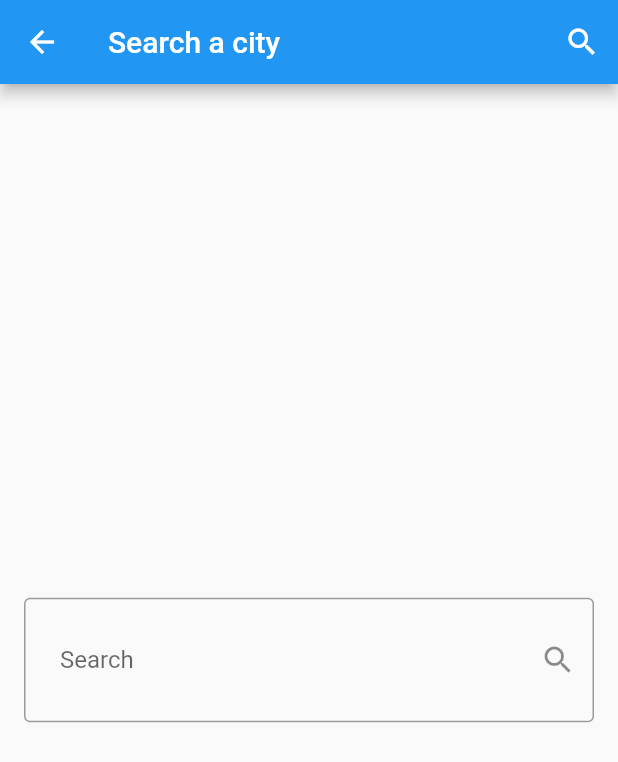
After one commit to MuhammedGhazi/weather_app, a Flutter app: the screen it shows after launch, after a tap on the "search" icon, on a phone screen of 412 x 824 dp. The commit adds this screen. Shown: the top 762 px of the screen. Run offline on Flutter 3.47's test engine with Material 2 defaults, Android fonts, the phone set to English and light mode, and no system bars.

Commit message:
create ui app

```diff
--- a/lib/pages/home_page.dart
+++ b/lib/pages/home_page.dart
@@ -1,4 +1,5 @@
 import 'package:flutter/material.dart';
+import 'package:weather_app/pages/search_page.dart';
 
 class HomePage extends StatelessWidget {
   const HomePage({super.key});
@@ -8,6 +9,17 @@ class HomePage extends StatelessWidget {
     return Scaffold(
       appBar: AppBar(
         title: const Text("Weather App"),
+        actions: [
+          IconButton(
+              onPressed: () {
+                Navigator.push(
+                    context,
+                    MaterialPageRoute(
+                      builder: (context) => const SearchPage(),
+                    ));
+              },
+              icon: const Icon(Icons.search))
+        ],
       ),
       body: Center(
         child: Column(
--- /dev/null
+++ b/lib/pages/search_page.dart
@@ -0,0 +1,30 @@
+import 'package:flutter/material.dart';
+
+class SearchPage extends StatelessWidget {
+  const SearchPage({super.key});
+
+  @override
+  Widget build(BuildContext context) {
+    return Scaffold(
+      appBar: AppBar(
+        title: const Text("Search a city"),
+        actions: [IconButton(onPressed: () {}, icon: const Icon(Icons.search))],
+      ),
+      body: const Center(
+        child: Padding(
+          padding: EdgeInsets.symmetric(horizontal: 16),
+          child: TextField(
+            decoration: InputDecoration(
+              contentPadding:
+                  EdgeInsets.symmetric(vertical: 32, horizontal: 24),
+              label: Text("Search"),
+              hintText: "Enter city name",
+              border: OutlineInputBorder(),
+              suffixIcon: Icon(Icons.search),
+            ),
+          ),
+        ),
+      ),
+    );
+  }
+}
```
